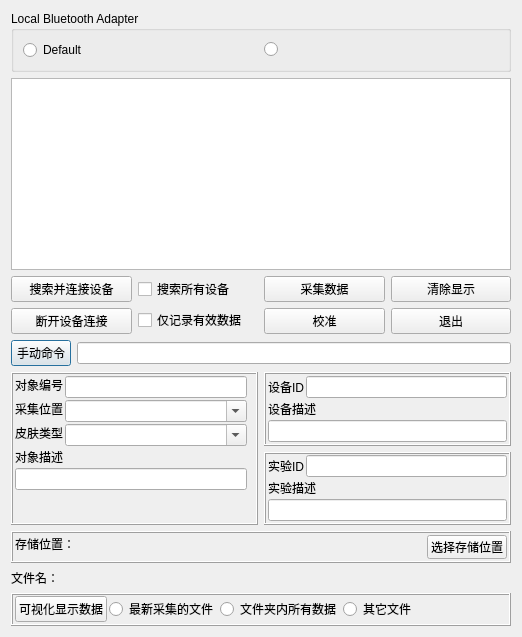
Qt form chat.ui (curious-heart/pc_ble_chat) before a commit.
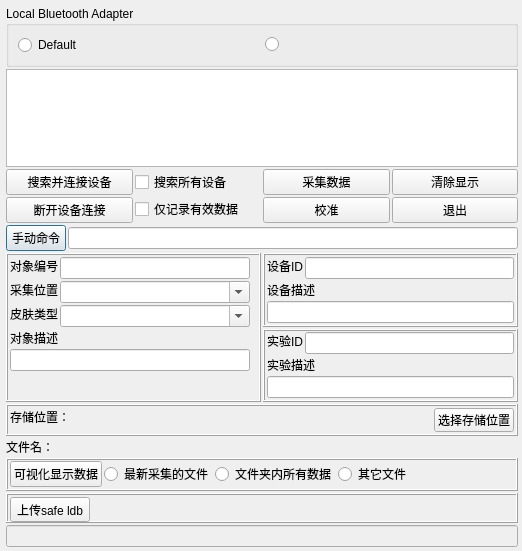
The same form after that commit.

Commit message: upload safe ldb, step 1: chat GUI

```diff
--- a/chat.ui
+++ b/chat.ui
@@ -7,15 +7,33 @@
     <x>0</x>
     <y>0</y>
     <width>522</width>
-    <height>540</height>
+    <height>551</height>
    </rect>
   </property>
   <property name="windowTitle">
    <string>Bluetooth Chat</string>
   </property>
   <layout class="QVBoxLayout" name="verticalLayout_6">
+   <property name="spacing">
+    <number>2</number>
+   </property>
+   <property name="leftMargin">
+    <number>6</number>
+   </property>
+   <property name="topMargin">
+    <number>6</number>
+   </property>
+   <property name="rightMargin">
+    <number>4</number>
+   </property>
+   <property name="bottomMargin">
+    <number>4</number>
+   </property>
    <item>
-    <layout class="QVBoxLayout" name="verticalLayout_4" stretch="0,0,0,0,0,0,0">
+    <layout class="QVBoxLayout" name="verticalLayout_4" stretch="0,0,0,0,0,0,0,0,0">
+     <property name="spacing">
+      <number>2</number>
+     </property>
      <item>
       <layout class="QVBoxLayout" name="verticalLayout_2">
        <item>
@@ -63,7 +81,7 @@
        <item>
         <widget class="QTextEdit" name="chat">
          <property name="sizePolicy">
-          <sizepolicy hsizetype="Expanding" vsizetype="MinimumExpanding">
+          <sizepolicy hsizetype="Expanding" vsizetype="Preferred">
            <horstretch>0</horstretch>
            <verstretch>0</verstretch>
           </sizepolicy>
@@ -341,6 +359,12 @@
         <layout class="QVBoxLayout" name="verticalLayout_8" stretch="0,0">
          <item>
           <widget class="QFrame" name="frame_3">
+           <property name="sizePolicy">
+            <sizepolicy hsizetype="Preferred" vsizetype="Preferred">
+             <horstretch>0</horstretch>
+             <verstretch>0</verstretch>
+            </sizepolicy>
+           </property>
            <property name="frameShape">
             <enum>QFrame::Box</enum>
            </property>
@@ -365,11 +389,20 @@
             </property>
             <item>
              <layout class="QFormLayout" name="formLayout">
+              <property name="verticalSpacing">
+               <number>2</number>
+              </property>
               <item row="0" column="1">
                <widget class="QLineEdit" name="devIDTextEdit"/>
               </item>
               <item row="0" column="0">
                <widget class="QLabel" name="devIDLabel">
+                <property name="sizePolicy">
+                 <sizepolicy hsizetype="Preferred" vsizetype="Fixed">
+                  <horstretch>0</horstretch>
+                  <verstretch>0</verstretch>
+                 </sizepolicy>
+                </property>
                 <property name="text">
                  <string>设备ID</string>
                 </property>
@@ -379,6 +412,12 @@
             </item>
             <item>
              <widget class="QLabel" name="devDescLabel">
+              <property name="sizePolicy">
+               <sizepolicy hsizetype="Preferred" vsizetype="Fixed">
+                <horstretch>0</horstretch>
+                <verstretch>0</verstretch>
+               </sizepolicy>
+              </property>
               <property name="text">
                <string>设备描述</string>
               </property>
@@ -392,6 +431,12 @@
          </item>
          <item>
           <widget class="QFrame" name="frame_4">
+           <property name="sizePolicy">
+            <sizepolicy hsizetype="Preferred" vsizetype="Preferred">
+             <horstretch>0</horstretch>
+             <verstretch>0</verstretch>
+            </sizepolicy>
+           </property>
            <property name="frameShape">
             <enum>QFrame::Box</enum>
            </property>
@@ -416,8 +461,17 @@
             </property>
             <item>
              <layout class="QFormLayout" name="formLayout_2">
+              <property name="verticalSpacing">
+               <number>2</number>
+              </property>
               <item row="0" column="0">
                <widget class="QLabel" name="exptIDLabel">
+                <property name="sizePolicy">
+                 <sizepolicy hsizetype="Preferred" vsizetype="Fixed">
+                  <horstretch>0</horstretch>
+                  <verstretch>0</verstretch>
+                 </sizepolicy>
+                </property>
                 <property name="text">
                  <string>实验ID</string>
                 </property>
@@ -430,6 +484,12 @@
             </item>
             <item>
              <widget class="QLabel" name="exptDescLabel">
+              <property name="sizePolicy">
+               <sizepolicy hsizetype="Preferred" vsizetype="Fixed">
+                <horstretch>0</horstretch>
+                <verstretch>0</verstretch>
+               </sizepolicy>
+              </property>
               <property name="text">
                <string>实验描述</string>
               </property>
@@ -708,6 +768,82 @@
        </layout>
       </widget>
      </item>
+     <item>
+      <widget class="QFrame" name="frame_6">
+       <property name="sizePolicy">
+        <sizepolicy hsizetype="Preferred" vsizetype="MinimumExpanding">
+         <horstretch>0</horstretch>
+         <verstretch>0</verstretch>
+        </sizepolicy>
+       </property>
+       <property name="minimumSize">
+        <size>
+         <width>0</width>
+         <height>30</height>
+        </size>
+       </property>
+       <property name="frameShape">
+        <enum>QFrame::Box</enum>
+       </property>
+       <property name="frameShadow">
+        <enum>QFrame::Raised</enum>
+       </property>
+       <layout class="QHBoxLayout" name="horizontalLayout_5" stretch="1,10">
+        <property name="leftMargin">
+         <number>2</number>
+        </property>
+        <property name="topMargin">
+         <number>2</number>
+        </property>
+        <property name="rightMargin">
+         <number>2</number>
+        </property>
+        <property name="bottomMargin">
+         <number>2</number>
+        </property>
+        <item>
+         <widget class="QPushButton" name="uploadLdbPB">
+          <property name="minimumSize">
+           <size>
+            <width>0</width>
+            <height>25</height>
+           </size>
+          </property>
+          <property name="text">
+           <string>上传safe ldb</string>
+          </property>
+         </widget>
+        </item>
+        <item>
+         <widget class="QLabel" name="safeldbLabel">
+          <property name="text">
+           <string/>
+          </property>
+         </widget>
+        </item>
+       </layout>
+      </widget>
+     </item>
+     <item>
+      <widget class="QLineEdit" name="stateIndTextEdit">
+       <property name="enabled">
+        <bool>false</bool>
+       </property>
+       <property name="font">
+        <font>
+         <pointsize>6</pointsize>
+         <italic>false</italic>
+         <bold>false</bold>
+        </font>
+       </property>
+       <property name="autoFillBackground">
+        <bool>true</bool>
+       </property>
+       <property name="readOnly">
+        <bool>true</bool>
+       </property>
+      </widget>
+     </item>
     </layout>
    </item>
   </layout>
```
The commit also changes 6 other files.
